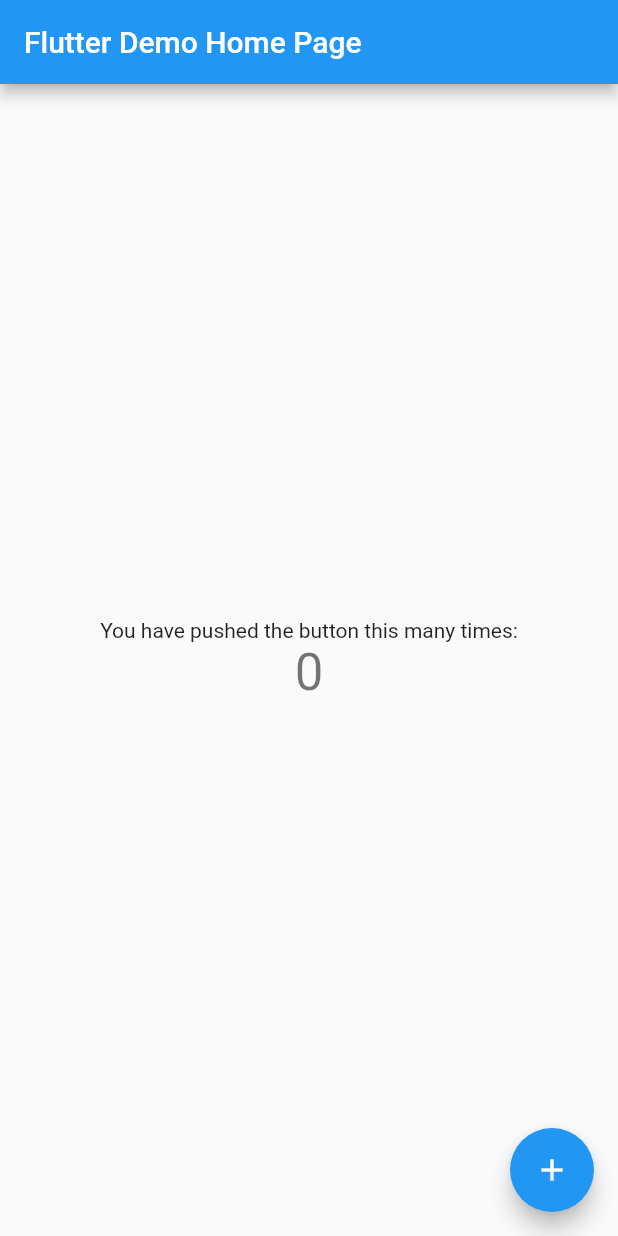
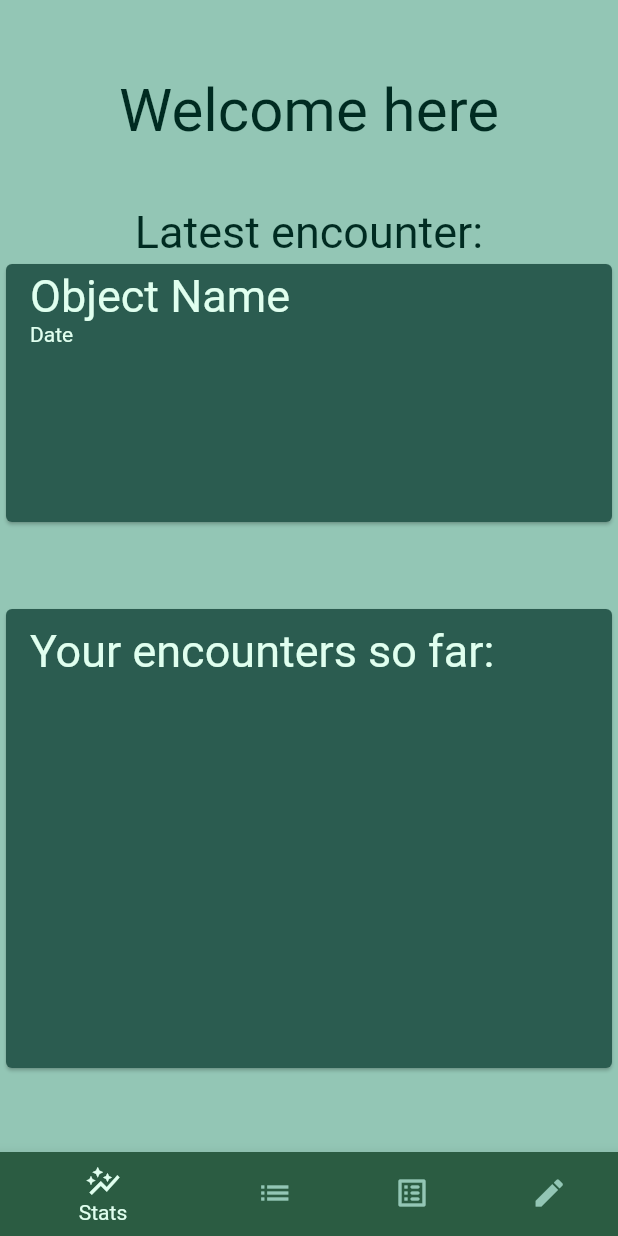
Before and after one commit to Anzasu/Biosphere, a Flutter app: the screen it shows after launch, on a phone screen of 412 x 824 dp. Run offline on Flutter 3.47's test engine with Material 2 defaults, Android fonts, the phone set to English and light mode, and no system bars.

Commit message:
Creation of all Main-Pages and constraints

```diff
--- /dev/null
+++ b/biosphere/lib/designConstraints/colors.dart
@@ -0,0 +1,8 @@
+import 'package:flutter/material.dart';
+
+Color background = Color.fromARGB(255, 147, 198, 181);
+Color textOnLight = Color.fromARGB(255, 0, 43, 33);
+Color textOnDark = Color.fromARGB(255, 224, 255, 239);
+Color selected = Color.fromARGB(255, 55, 129, 98);
+Color buttons = Color.fromARGB(255, 43, 92, 80);
+Color icons = background;
--- a/biosphere/lib/main.dart
+++ b/biosphere/lib/main.dart
@@ -1,3 +1,4 @@
+import 'package:biosphere/mainPages/home.dart';
 import 'package:flutter/material.dart';
 
 void main() {
@@ -11,105 +12,8 @@
   @override
   Widget build(BuildContext context) {
     return MaterialApp(
-      title: 'Flutter Demo',
-      theme: ThemeData(
-        // This is the theme of your application.
-        //
-        // Try running your application with "flutter run". You'll see the
-        // application has a blue toolbar. Then, without quitting the app, try
-        // changing the primarySwatch below to Colors.green and then invoke
-        // "hot reload" (press "r" in the console where you ran "flutter run",
-        // or simply save your changes to "hot reload" in a Flutter IDE).
-        // Notice that the counter didn't reset back to zero; the application
-        // is not restarted.
-        primarySwatch: Colors.blue,
-      ),
-      home: const MyHomePage(title: 'Flutter Demo Home Page'),
+      home: HomePage(),
+      debugShowCheckedModeBanner: false,
     );
   }
 }
-
-class MyHomePage extends StatefulWidget {
-  const MyHomePage({super.key, required this.title});
-
-  // This widget is the home page of your application. It is stateful, meaning
-  // that it has a State object (defined below) that contains fields that affect
-  // how it looks.
-
-  // This class is the configuration for the state. It holds the values (in this
-  // case the title) provided by the parent (in this case the App widget) and
-  // used by the build method of the State. Fields in a Widget subclass are
-  // always marked "final".
-
-  final String title;
-
-  @override
-  State<MyHomePage> createState() => _MyHomePageState();
-}
-
-class _MyHomePageState extends State<MyHomePage> {
-  int _counter = 0;
-
-  void _incrementCounter() {
-    setState(() {
-      // This call to setState tells the Flutter framework that something has
-      // changed in this State, which causes it to rerun the build method below
-      // so that the display can reflect the updated values. If we changed
-      // _counter without calling setState(), then the build method would not be
-      // called again, and so nothing would appear to happen.
-      _counter++;
-    });
-  }
-
-  @override
-  Widget build(BuildContext context) {
-    // This method is rerun every time setState is called, for instance as done
-    // by the _incrementCounter method above.
-    //
-    // The Flutter framework has been optimized to make rerunning build methods
-    // fast, so that you can just rebuild anything that needs updating rather
-    // than having to individually change instances of widgets.
-    return Scaffold(
-      appBar: AppBar(
-        // Here we take the value from the MyHomePage object that was created by
-        // the App.build method, and use it to set our appbar title.
-        title: Text(widget.title),
-      ),
-      body: Center(
-        // Center is a layout widget. It takes a single child and positions it
-        // in the middle of the parent.
-        child: Column(
-          // Column is also a layout widget. It takes a list of children and
-          // arranges them vertically. By default, it sizes itself to fit its
-          // children horizontally, and tries to be as tall as its parent.
-          //
-          // Invoke "debug painting" (press "p" in the console, choose the
-          // "Toggle Debug Paint" action from the Flutter Inspector in Android
-          // Studio, or the "Toggle Debug Paint" command in Visual Studio Code)
-          // to see the wireframe for each widget.
-          //
-          // Column has various properties to control how it sizes itself and
-          // how it positions its children. Here we use mainAxisAlignment to
-          // center the children vertically; the main axis here is the vertical
-          // axis because Columns are vertical (the cross axis would be
-          // horizontal).
-          mainAxisAlignment: MainAxisAlignment.center,
-          children: <Widget>[
-            const Text(
-              'You have pushed the button this many times:',
-            ),
-            Text(
-              '$_counter',
-              style: Theme.of(context).textTheme.headline4,
-            ),
-          ],
-        ),
-      ),
-      floatingActionButton: FloatingActionButton(
-        onPressed: _incrementCounter,
-        tooltip: 'Increment',
-        child: const Icon(Icons.add),
-      ), // This trailing comma makes auto-formatting nicer for build methods.
-    );
-  }
-}
--- /dev/null
+++ b/biosphere/lib/mainPages/allEncounters.dart
@@ -0,0 +1,18 @@
+import 'package:biosphere/designConstraints/colors.dart';
+import 'package:flutter/material.dart';
+
+class AllPage extends StatefulWidget {
+  const AllPage({super.key});
+
+  @override
+  State<AllPage> createState() => AllState();
+}
+
+class AllState extends State<AllPage> {
+  @override
+  Widget build(BuildContext context) {
+    return Scaffold(
+      backgroundColor: background,
+    );
+  }
+}
--- /dev/null
+++ b/biosphere/lib/mainPages/categories.dart
@@ -0,0 +1,19 @@
+import 'package:flutter/material.dart';
+
+import '../designConstraints/colors.dart';
+
+class CategoriesPage extends StatefulWidget {
+  const CategoriesPage({super.key});
+
+  @override
+  State<CategoriesPage> createState() => CategorieState();
+}
+
+class CategorieState extends State<CategoriesPage> {
+  @override
+  Widget build(BuildContext context) {
+    return Scaffold(
+      backgroundColor: background,
+    );
+  }
+}
--- /dev/null
+++ b/biosphere/lib/mainPages/home.dart
@@ -0,0 +1,137 @@
+import 'package:biosphere/mainPages/allEncounters.dart';
+import 'package:biosphere/mainPages/categories.dart';
+import 'package:biosphere/mainPages/newEncounter.dart';
+import 'package:flutter/material.dart';
+import 'package:biosphere/designConstraints/colors.dart';
+
+class HomePage extends StatefulWidget {
+  const HomePage({super.key});
+
+  @override
+  State<HomePage> createState() => HomeState();
+}
+
+class HomeState extends State<HomePage> {
+  int _selectedIndex = 0;
+  static const TextStyle optionStyle =
+      TextStyle(fontSize: 30, fontWeight: FontWeight.bold);
+
+  static const List<Widget> _widgetOptions = <Widget>[
+    HomePage(),
+    CategoriesPage(),
+    AllPage(),
+    CreatePage(),
+  ];
+  void _onItemTapped(int index) {
+    setState(() {
+      _selectedIndex = index;
+    });
+  }
+
+  @override
+  Widget build(BuildContext context) {
+    return Scaffold(
+      backgroundColor: background,
+      body: Center(
+        child: Column(
+          children: [
+            SizedBox(
+              height: 50,
+            ),
+            Text(
+              "Welcome here",
+              style: TextStyle(color: textOnLight, fontSize: 40),
+              textAlign: TextAlign.center,
+            ),
+            SizedBox(
+              height: 40,
+            ),
+            Text(
+              "Latest encounter:",
+              style: TextStyle(color: textOnLight, fontSize: 30),
+              textAlign: TextAlign.center,
+            ),
+            Card(
+              clipBehavior: Clip.antiAlias,
+              color: buttons,
+              // img assate here
+              child: Column(
+                children: [
+                  ListTile(
+                    title: const Text(
+                      "Object Name",
+                      style: TextStyle(fontSize: 30),
+                    ),
+                    subtitle: const Text("Date"),
+                    textColor: textOnDark,
+                  ),
+                  SizedBox(
+                    height: 100,
+                  ),
+                ],
+              ),
+            ),
+            SizedBox(
+              height: 50,
+            ),
+            Card(
+              clipBehavior: Clip.antiAlias,
+              color: buttons,
+              child: Column(
+                children: [
+                  ListTile(
+                    title: const Text(
+                      "Your encounters so far:",
+                      style: TextStyle(fontSize: 30),
+                    ),
+                    textColor: textOnDark,
+                  ),
+                  SizedBox(
+                    height: 250,
+                  )
+                ],
+              ),
+              // statistics here
+            ),
+          ],
+        ),
+      ),
+      bottomNavigationBar: BottomNavigationBar(
+        items: const <BottomNavigationBarItem>[
+          BottomNavigationBarItem(
+            icon: Icon(Icons.auto_graph),
+            label: 'Stats',
+            backgroundColor: Color.fromARGB(255, 43, 92, 66),
+          ),
+          BottomNavigationBarItem(
+            icon: Icon(Icons.list),
+            label: 'Categories',
+            backgroundColor: Color.fromARGB(255, 43, 92, 66),
+          ),
+          BottomNavigationBarItem(
+            icon: Icon(Icons.list_alt_rounded),
+            label: 'All Encounters',
+            backgroundColor: Color.fromARGB(255, 43, 92, 66),
+          ),
+          BottomNavigationBarItem(
+            icon: Icon(Icons.create),
+            label: 'Create',
+            backgroundColor: Color.fromARGB(255, 43, 92, 66),
+          ),
+        ],
+        currentIndex: _selectedIndex,
+        selectedItemColor: textOnDark,
+        unselectedItemColor: icons,
+        onTap: _onItemTapped,
+      ),
+
+      // Here the welcome-title as a photo
+
+      // Here the card with the latest entry
+
+      // Here the graph with categories
+
+      // Here the bottom menue
+    );
+  }
+}
--- /dev/null
+++ b/biosphere/lib/mainPages/newEncounter.dart
@@ -0,0 +1,18 @@
+import 'package:biosphere/designConstraints/colors.dart';
+import 'package:flutter/material.dart';
+
+class CreatePage extends StatefulWidget {
+  const CreatePage({super.key});
+
+  @override
+  State<CreatePage> createState() => CreateState();
+}
+
+class CreateState extends State<CreatePage> {
+  @override
+  Widget build(BuildContext context) {
+    return Scaffold(
+      backgroundColor: background,
+    );
+  }
+}
```
